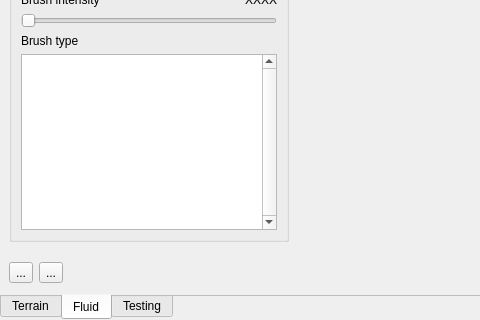
Qt form game/ui/terraform.ui (horazont/scc) before a commit; both pictures show x 0 to 480 and y 327 to 647 of the 948 by 647 pixel window.
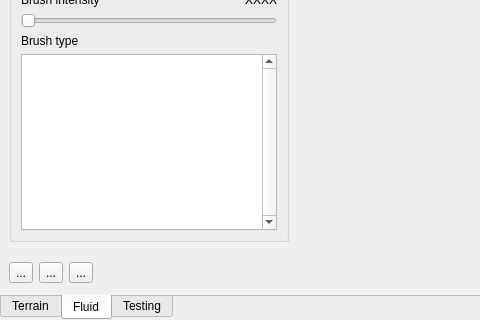
The same form after that commit.

Commit message: Implement fluid ocean level tool

```diff
--- a/game/ui/terraform.ui
+++ b/game/ui/terraform.ui
@@ -194,6 +194,13 @@
             </property>
            </widget>
           </item>
+          <item>
+           <widget class="QToolButton" name="toolbtn_fluid_ocean_level">
+            <property name="text">
+             <string>...</string>
+            </property>
+           </widget>
+          </item>
           <item>
            <spacer name="horizontalSpacer">
             <property name="orientation">
```
Left out of the diff: 2 changed lines with no effect on the pictures. The commit also changes 12 other files.
